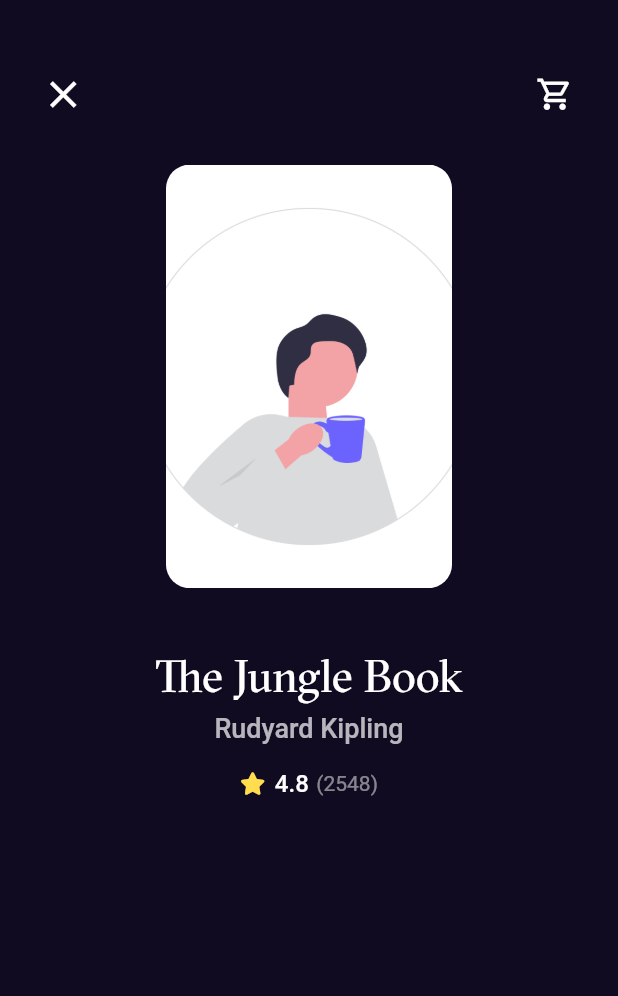
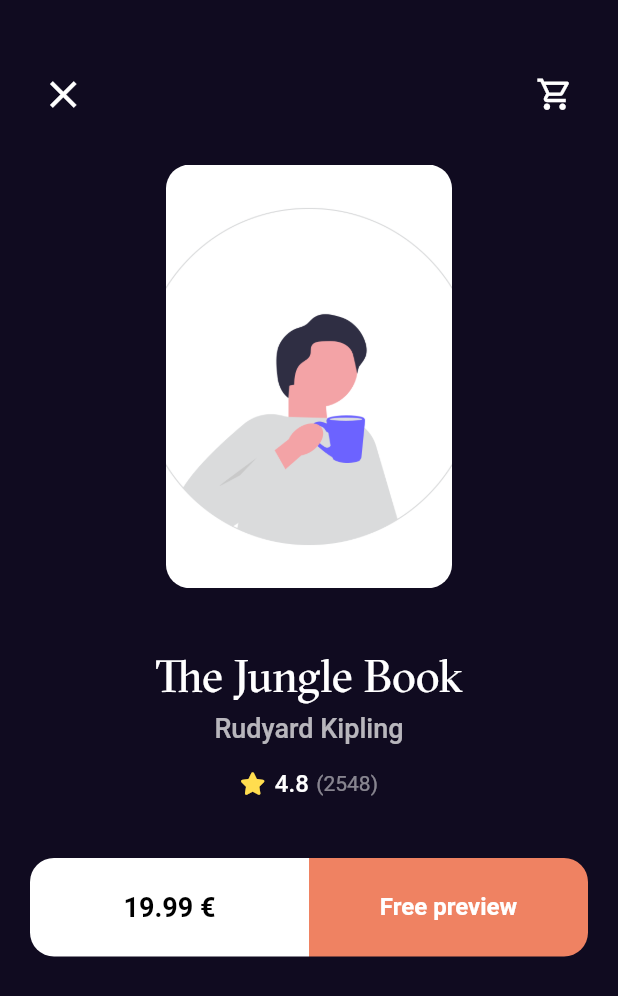
Before and after one commit to Mohammed-AboLEneen/Bookly, a Flutter app: the DetailsBookView screen opened by its route, on a phone screen of 412 x 824 dp. Shown: the top 996 px of the screen. Run offline on Flutter 3.47's test engine with Material 2 defaults, Android fonts, the phone set to English and light mode, and no system bars; our stand-ins replace flutter_screenutil, flutter_svg, font_awesome_flutter, go_router, google_fonts.

Commit message:
add buttons in screen details

```diff
--- a/lib/features/home/presentation/view/details_book_view.dart
+++ b/lib/features/home/presentation/view/details_book_view.dart
@@ -1,6 +1,7 @@
 import 'package:bookly/core/utils/styles.dart';
 import 'package:bookly/features/home/presentation/view/widgets/book_rating.dart';
 import 'package:bookly/features/home/presentation/view/widgets/custom_details_view_app_bar.dart';
+import 'package:bookly/features/home/presentation/view/widgets/details_view_button.dart';
 import 'package:bookly/features/home/presentation/view/widgets/top_list_view_item.dart';
 import 'package:flutter/material.dart';
 import 'package:flutter_screenutil/flutter_screenutil.dart';
@@ -48,7 +49,42 @@ class DetailsBookView extends StatelessWidget {
             SizedBox(
               height: 14.h,
             ),
-            const BookRating()
+            const BookRating(),
+            const SizedBox(
+              height: 40,
+            ),
+
+            const Row(
+
+              mainAxisAlignment: MainAxisAlignment.center,
+              children: [
+                DetailsViewButton(
+
+                  text: '19.99 €',
+                  fontColor: Colors.black,
+                  fontSize: 18,
+                  backGroundColor: Colors.white,
+                  borderRadius: BorderRadius.only(
+                      topLeft: Radius.circular(16),
+                      bottomLeft: Radius.circular(16)
+                  ),
+
+                ),
+
+                DetailsViewButton(
+
+                  text: 'Free preview',
+                  fontColor: Colors.white,
+                  fontSize: 16,
+                  backGroundColor: Color(0xffEF8262),
+                  borderRadius: BorderRadius.only(
+                      topRight: Radius.circular(16),
+                      bottomRight: Radius.circular(16)
+                  ),
+
+                )
+              ],
+            )
           ],
         ),
       ),
--- /dev/null
+++ b/lib/features/home/presentation/view/widgets/details_view_button.dart
@@ -0,0 +1,42 @@
+import 'package:flutter/cupertino.dart';
+import 'package:flutter/material.dart';
+import 'package:flutter_screenutil/flutter_screenutil.dart';
+
+class DetailsViewButton extends StatelessWidget {
+  const DetailsViewButton(
+      {super.key,
+      required this.fontColor,
+      required this.backGroundColor,
+      required this.fontSize,
+      required this.borderRadius,
+      required this.text});
+
+  final Color fontColor;
+  final Color backGroundColor;
+  final double fontSize;
+  final BorderRadius borderRadius;
+  final String text;
+
+  @override
+  Widget build(BuildContext context) {
+    return Expanded(
+      child: SizedBox(
+        height: 55.h,
+        child: TextButton(
+          onPressed: () {},
+          style: TextButton.styleFrom(
+              backgroundColor: backGroundColor,
+              shadowColor: Colors.black,
+              shape: RoundedRectangleBorder(borderRadius: borderRadius)),
+          child: Text(
+            text,
+            style: TextStyle(
+                fontWeight: FontWeight.bold,
+                color: fontColor,
+                fontSize: fontSize),
+          ),
+        ),
+      ),
+    );
+  }
+}
```
